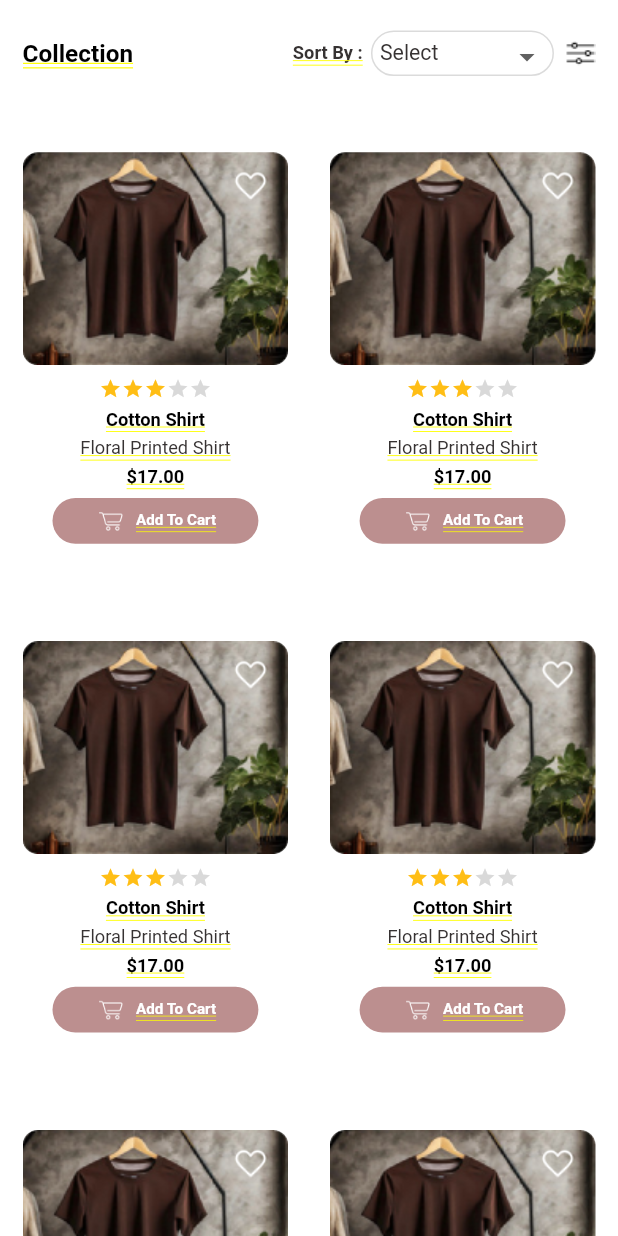
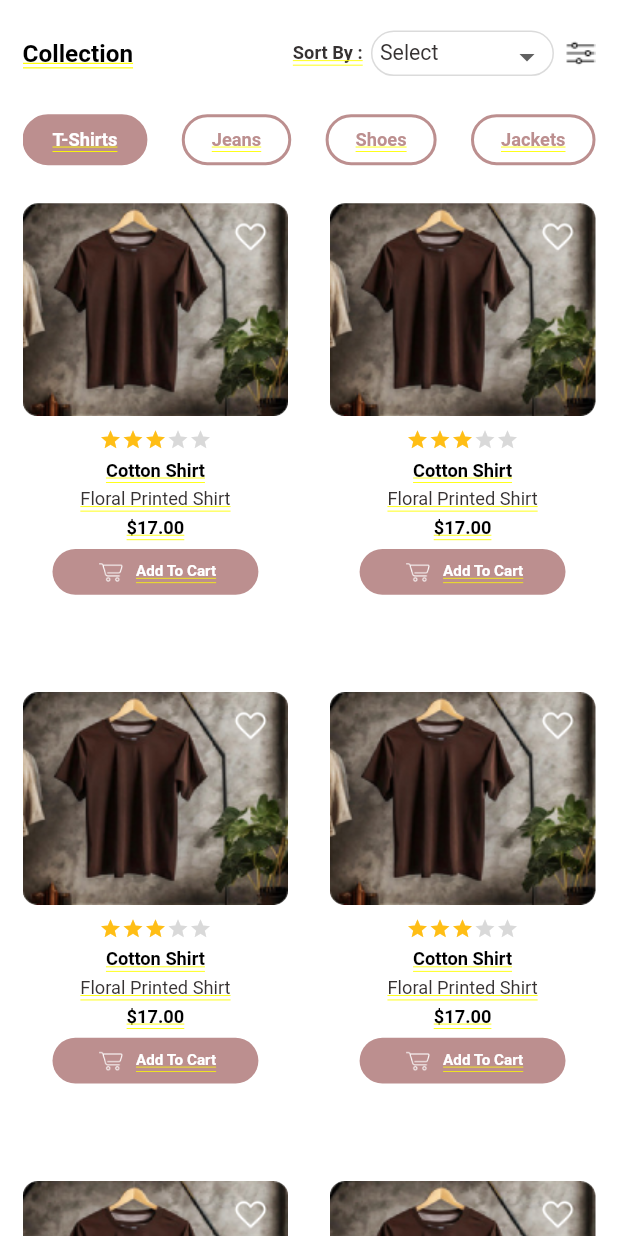
Before and after one commit to uroojmajid2000/sooqista, a Flutter app: the CategoryScreen screen opened by its route, on a phone screen of 412 x 824 dp. Run offline on Flutter 3.47's test engine with Material 3 defaults, Android fonts, the phone set to English and light mode, and no system bars; drawn by our look-alikes of dropdown_button2, flutter_rating_bar; our stand-ins replace carousel_slider, flutter_screenutil, get, intl_phone_field, pin_code_fields; Roboto replaces fonts that are missing (Inter-Regular, Inter-SemiBold).

Commit message:
updated code

```diff
--- a/lib/screens/categories/screens/categories_screen.dart
+++ b/lib/screens/categories/screens/categories_screen.dart
@@ -3,6 +3,7 @@ import 'package:flutter_screenutil/flutter_screenutil.dart';
 import 'package:get/get.dart';
 import 'package:sooqista_app/screens/categories/screens/categories_container.dart';
 import 'package:sooqista_app/screens/categories/screens/product_container.dart';
+import 'package:sooqista_app/screens/categories/screens/selectable_chips.dart';
 import 'package:sooqista_app/utills/app_colors.dart';
 import 'package:sooqista_app/utills/app_fonts.dart';
 import 'package:sooqista_app/utills/app_navigation.dart';
@@ -26,7 +27,7 @@ class _CategoryScreenState extends State<CategoryScreen>
     'Price(High to Low)',
   ];
   String? selectedValue;
-
+  String selectedCategory = 'T-Shirts';
   @override
   Widget build(BuildContext context) {
     return Padding(
@@ -154,6 +155,49 @@ class _CategoryScreenState extends State<CategoryScreen>
             //     },
             //   ),
             // ),
+
+            Row(
+              mainAxisAlignment: MainAxisAlignment.spaceBetween,
+              children: [
+                SelectableButton(
+                  text: 'T-Shirts',
+                  isSelected: selectedCategory == 'T-Shirts',
+                  onTap: () {
+                    setState(() {
+                      selectedCategory = 'T-Shirts';
+                    });
+                  },
+                ),
+                SelectableButton(
+                  text: 'Jeans',
+                  isSelected: selectedCategory == 'Jeans',
+                  onTap: () {
+                    setState(() {
+                      selectedCategory = 'Jeans';
+                    });
+                  },
+                ),
+                SelectableButton(
+                  text: 'Shoes',
+                  isSelected: selectedCategory == 'Shoes',
+                  onTap: () {
+                    setState(() {
+                      selectedCategory = 'Shoes';
+                    });
+                  },
+                ),
+                SelectableButton(
+                  text: 'Jackets',
+                  isSelected: selectedCategory == 'Jackets',
+                  onTap: () {
+                    setState(() {
+                      selectedCategory = 'Jackets';
+                    });
+                  },
+                ),
+              ],
+            ),
+
             SizedBox(
               height: 25.h,
             ),
--- /dev/null
+++ b/lib/screens/categories/screens/selectable_chips.dart
@@ -0,0 +1,54 @@
+import 'package:flutter/material.dart';
+import 'package:flutter_screenutil/flutter_screenutil.dart';
+import 'package:sooqista_app/utills/app_colors.dart';
+import 'package:sooqista_app/utills/app_fonts.dart';
+
+class SelectableButton extends StatelessWidget {
+  final String text;
+  final bool isSelected;
+  final VoidCallback onTap;
+
+  const SelectableButton({
+    Key? key,
+    required this.text,
+    required this.isSelected,
+    required this.onTap,
+  }) : super(key: key);
+
+  @override
+  Widget build(BuildContext context) {
+    return GestureDetector(
+      onTap: onTap,
+      child: Container(
+        decoration: ShapeDecoration(
+          shape: RoundedRectangleBorder(
+            side: BorderSide(
+              width: 2,
+              color: isSelected
+                  ? AppColors.PRIMARY_COLOR
+                  : AppColors.PRIMARY_COLOR,
+            ),
+            borderRadius: BorderRadius.circular(20),
+          ),
+          color: isSelected ? AppColors.PRIMARY_COLOR : Colors.transparent,
+        ),
+        child: Center(
+          child: Padding(
+            padding: const EdgeInsets.symmetric(horizontal: 18, vertical: 8),
+            child: Text(
+              text,
+              style: TextStyle(
+                color: isSelected
+                    ? AppColors.WHITE_COLOR
+                    : AppColors.PRIMARY_COLOR,
+                fontSize: 12.sp,
+                fontFamily: AppFonts.interSemiBold,
+                fontWeight: FontWeight.w600,
+              ),
+            ),
+          ),
+        ),
+      ),
+    );
+  }
+}
```
